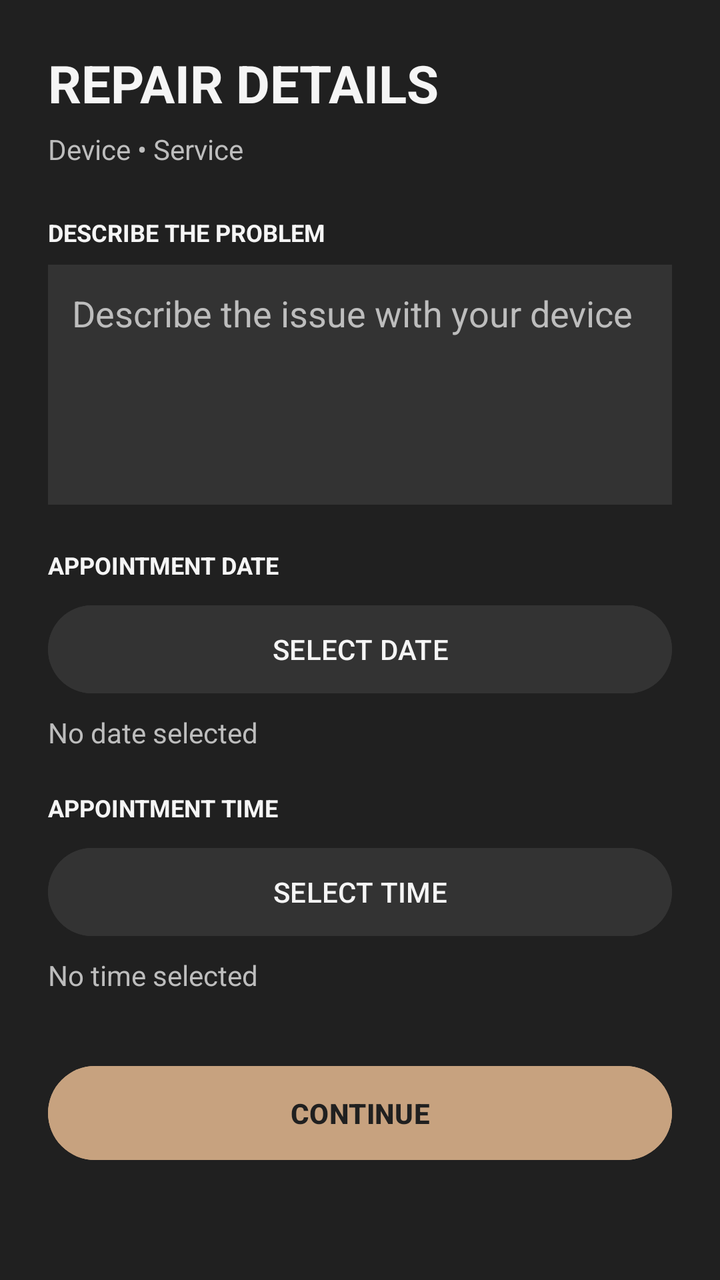
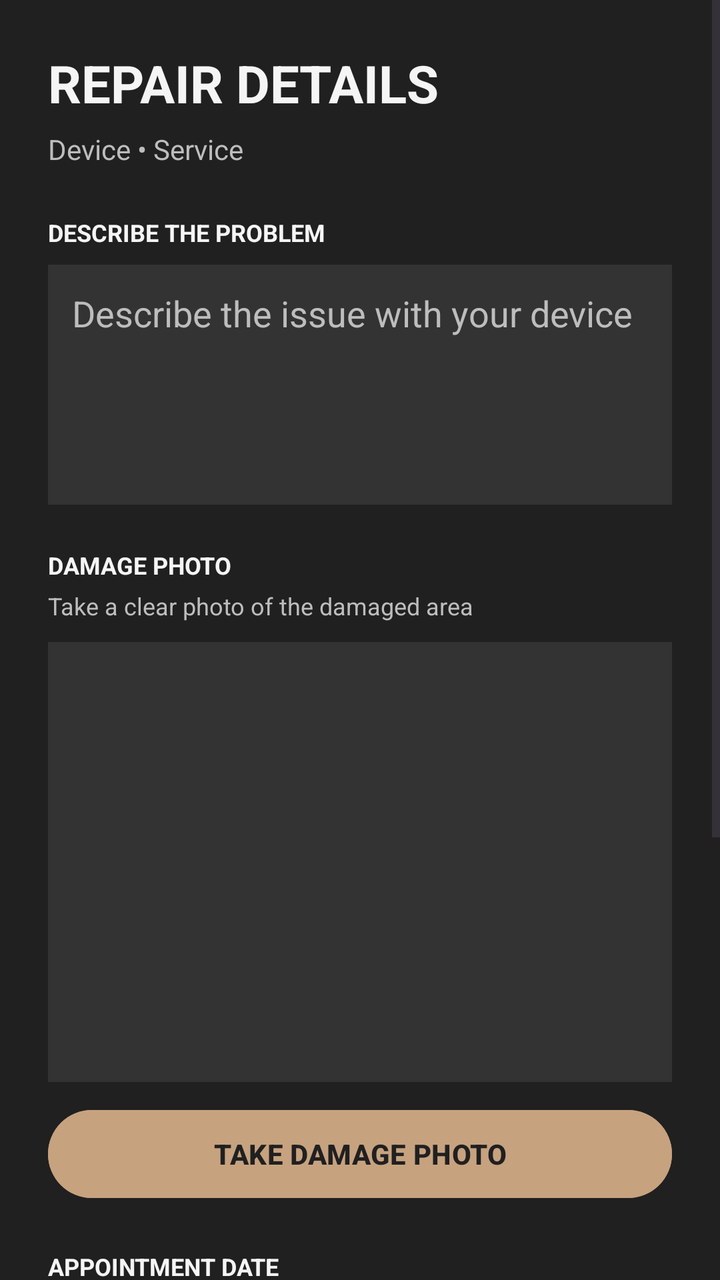

Two renders of the same Android screen: before a commit and after it. Below are the layout's source before the change and the commit's diff.
<!-- AndroidManifest.xml: application theme Theme.TechFix -->
<!-- res/layout/activity_repair_details.xml -->
<?xml version="1.0" encoding="utf-8"?>
<ScrollView
    xmlns:android="http://schemas.android.com/apk/res/android"
    android:layout_width="match_parent"
    android:layout_height="match_parent"
    android:background="@color/techfix_background"
    android:fillViewport="true">

    <LinearLayout
        android:layout_width="match_parent"
        android:layout_height="wrap_content"
        android:orientation="vertical"
        android:padding="24dp">

        <TextView
            android:layout_width="wrap_content"
            android:layout_height="wrap_content"
            android:text="REPAIR DETAILS"
            android:textColor="@color/techfix_white"
            android:textSize="26sp"
            android:textStyle="bold" />

        <TextView
            android:id="@+id/tvRepairSummary"
            android:layout_width="match_parent"
            android:layout_height="wrap_content"
            android:text="Device • Service"
            android:textColor="@color/techfix_text_secondary"
            android:textSize="14sp"
            android:layout_marginTop="6dp"
            android:layout_marginBottom="24dp" />

        <TextView
            android:layout_width="wrap_content"
            android:layout_height="wrap_content"
            android:text="DESCRIBE THE PROBLEM"
            android:textColor="@color/techfix_white"
            android:textSize="12sp"
            android:textStyle="bold" />

        <EditText
            android:id="@+id/editProblemDescription"
            android:layout_width="match_parent"
            android:layout_height="120dp"
            android:layout_marginTop="8dp"
            android:background="@color/techfix_surface"
            android:gravity="top|start"
            android:hint="Describe the issue with your device"
            android:padding="12dp"
            android:textColor="@color/techfix_white"
            android:textColorHint="@color/techfix_text_secondary" />

        <TextView
            android:layout_width="wrap_content"
            android:layout_height="wrap_content"
            android:text="APPOINTMENT DATE"
            android:textColor="@color/techfix_white"
            android:textSize="12sp"
            android:textStyle="bold"
            android:layout_marginTop="22dp" />

        <Button
            android:id="@+id/btnSelectDate"
            android:layout_width="match_parent"
            android:layout_height="52dp"
            android:layout_marginTop="8dp"
            android:text="SELECT DATE"
            android:textColor="@color/techfix_white"
            android:backgroundTint="@color/techfix_surface" />

        <TextView
            android:id="@+id/tvSelectedDate"
            android:layout_width="wrap_content"
            android:layout_height="wrap_content"
            android:text="No date selected"
            android:textColor="@color/techfix_text_secondary"
            android:layout_marginTop="6dp" />

        <TextView
            android:layout_width="wrap_content"
            android:layout_height="wrap_content"
            android:text="APPOINTMENT TIME"
            android:textColor="@color/techfix_white"
            android:textSize="12sp"
            android:textStyle="bold"
            android:layout_marginTop="20dp" />

        <Button
            android:id="@+id/btnSelectTime"
            android:layout_width="match_parent"
            android:layout_height="52dp"
            android:layout_marginTop="8dp"
            android:text="SELECT TIME"
            android:textColor="@color/techfix_white"
            android:backgroundTint="@color/techfix_surface" />

        <TextView
            android:id="@+id/tvSelectedTime"
            android:layout_width="wrap_content"
            android:layout_height="wrap_content"
            android:text="No time selected"
            android:textColor="@color/techfix_text_secondary"
            android:layout_marginTop="6dp" />

        <Button
            android:id="@+id/btnContinueRepair"
            android:layout_width="match_parent"
            android:layout_height="55dp"
            android:layout_marginTop="32dp"
            android:text="CONTINUE"
            android:textColor="@color/techfix_background"
            android:textStyle="bold"
            android:backgroundTint="@color/techfix_gold" />

    </LinearLayout>

</ScrollView>
<!-- resources referenced by this layout -->
<resources>
  <color name="techfix_background">#202020</color>
  <color name="techfix_gold">#C7A27F</color>
  <color name="techfix_surface">#333333</color>
  <color name="techfix_text_secondary">#BDBDBD</color>
  <color name="techfix_white">#F5F5F5</color>
  <style name="Theme.TechFix" parent="Base.Theme.TechFix" />
  <style name="Base.Theme.TechFix" parent="Theme.Material3.DayNight.NoActionBar">
          
          
      </style>
</resources>

<!-- the commit's change to res/layout/activity_repair_details.xml (unified diff, before → after) -->
@@ -12,6 +12,10 @@
         android:orientation="vertical"
         android:padding="24dp">
 
+        
+        
+        
+
         <TextView
             android:layout_width="wrap_content"
             android:layout_height="wrap_content"
@@ -24,11 +28,16 @@
             android:id="@+id/tvRepairSummary"
             android:layout_width="match_parent"
             android:layout_height="wrap_content"
+            android:layout_marginTop="6dp"
+            android:layout_marginBottom="24dp"
             android:text="Device • Service"
             android:textColor="@color/techfix_text_secondary"
-            android:textSize="14sp"
-            android:layout_marginTop="6dp"
-            android:layout_marginBottom="24dp" />
+            android:textSize="14sp" />
+
+
+        
+        
+        
 
         <TextView
             android:layout_width="wrap_content"
@@ -46,71 +55,129 @@
             android:background="@color/techfix_surface"
             android:gravity="top|start"
             android:hint="Describe the issue with your device"
+            android:inputType="textMultiLine"
             android:padding="12dp"
             android:textColor="@color/techfix_white"
             android:textColorHint="@color/techfix_text_secondary" />
 
+
+        
+        
+        
+
         <TextView
             android:layout_width="wrap_content"
             android:layout_height="wrap_content"
+            android:layout_marginTop="22dp"
+            android:text="DAMAGE PHOTO"
+            android:textColor="@color/techfix_white"
+            android:textSize="12sp"
+            android:textStyle="bold" />
+
+        <TextView
+            android:layout_width="wrap_content"
+            android:layout_height="wrap_content"
+            android:layout_marginTop="4dp"
+            android:text="Take a clear photo of the damaged area"
+            android:textColor="@color/techfix_text_secondary"
+            android:textSize="12sp" />
+
+        <ImageView
+            android:id="@+id/imgDamagePhoto"
+            android:layout_width="match_parent"
+            android:layout_height="220dp"
+            android:layout_marginTop="10dp"
+            android:background="@color/techfix_surface"
+            android:contentDescription="Damage photo preview"
+            android:scaleType="centerCrop" />
+
+        <Button
+            android:id="@+id/btnTakePhoto"
+            android:layout_width="match_parent"
+            android:layout_height="52dp"
+            android:layout_marginTop="10dp"
+            android:backgroundTint="@color/techfix_gold"
+            android:text="TAKE DAMAGE PHOTO"
+            android:textColor="@color/techfix_background"
+            android:textStyle="bold" />
+
+
+        
+        
+        
+
+        <TextView
+            android:layout_width="wrap_content"
+            android:layout_height="wrap_content"
+            android:layout_marginTop="22dp"
             android:text="APPOINTMENT DATE"
             android:textColor="@color/techfix_white"
             android:textSize="12sp"
-            android:textStyle="bold"
-            android:layout_marginTop="22dp" />
+            android:textStyle="bold" />
 
         <Button
             android:id="@+id/btnSelectDate"
             android:layout_width="match_parent"
             android:layout_height="52dp"
             android:layout_marginTop="8dp"
+            android:backgroundTint="@color/techfix_surface"
             android:text="SELECT DATE"
-            android:textColor="@color/techfix_white"
-            android:backgroundTint="@color/techfix_surface" />
+            android:textColor="@color/techfix_white" />
 
         <TextView
             android:id="@+id/tvSelectedDate"
             android:layout_width="wrap_content"
             android:layout_height="wrap_content"
+            android:layout_marginTop="6dp"
             android:text="No date selected"
-            android:textColor="@color/techfix_text_secondary"
-            android:layout_marginTop="6dp" />
+            android:textColor="@color/techfix_text_secondary" />
+
+
+        
+        
+        
 
         <TextView
             android:layout_width="wrap_content"
             android:layout_height="wrap_content"
+            android:layout_marginTop="20dp"
             android:text="APPOINTMENT TIME"
             android:textColor="@color/techfix_white"
             android:textSize="12sp"
-            android:textStyle="bold"
-            android:layout_marginTop="20dp" />
+            android:textStyle="bold" />
 
         <Button
             android:id="@+id/btnSelectTime"
             android:layout_width="match_parent"
             android:layout_height="52dp"
             android:layout_marginTop="8dp"
+            android:backgroundTint="@color/techfix_surface"
             android:text="SELECT TIME"
-            android:textColor="@color/techfix_white"
-            android:backgroundTint="@color/techfix_surface" />
+            android:textColor="@color/techfix_white" />
 
         <TextView
             android:id="@+id/tvSelectedTime"
             android:layout_width="wrap_content"
             android:layout_height="wrap_content"
+            android:layout_marginTop="6dp"
             android:text="No time selected"
-            android:textColor="@color/techfix_text_secondary"
-            android:layout_marginTop="6dp" />
+            android:textColor="@color/techfix_text_secondary" />
+
+
+        
+        
+        
 
         <Button
             android:id="@+id/btnContinueRepair"
             android:layout_width="match_parent"
             android:layout_height="55dp"
             android:layout_marginTop="32dp"
+            android:layout_marginBottom="20dp"
+            android:backgroundTint="@color/techfix_gold"
             android:text="CONTINUE"
             android:textColor="@color/techfix_background"
-            android:textStyle="bold"
-            android:backgroundTint="@color/techfix_gold" />
+            android:textStyle="bold" />
 
     </LinearLayout>
 
